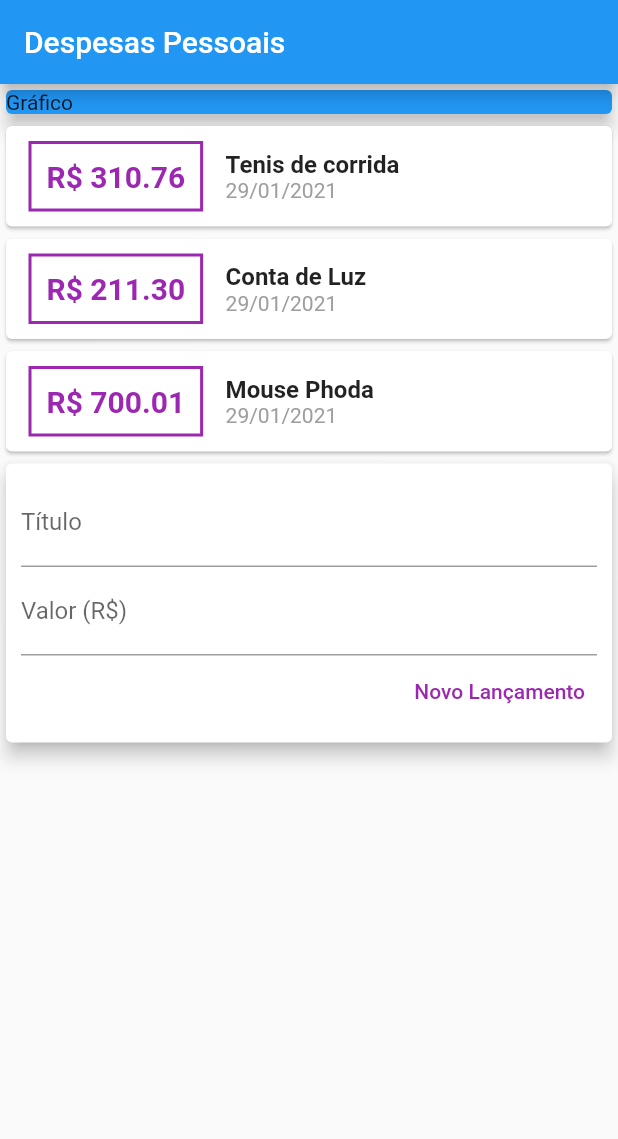
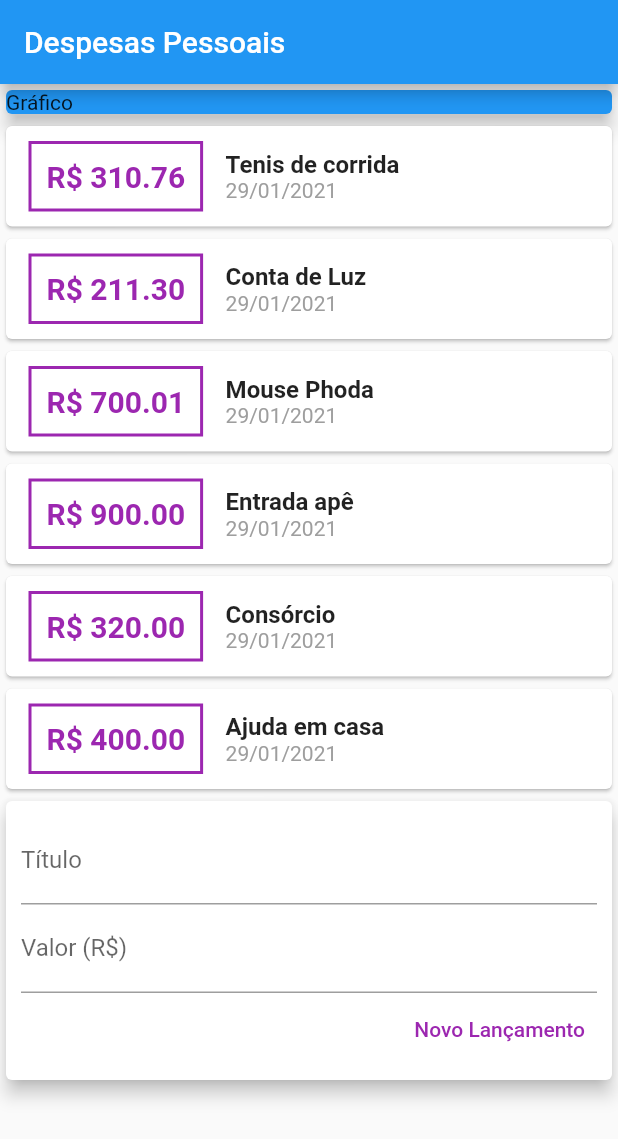
Before and after one commit to davidborelli/expenses, a Flutter app: the screen it shows after launch, on a phone screen of 412 x 824 dp. Shown: the top 1139 px of the screen. Run offline on Flutter 3.47's test engine with Material 2 defaults, Android fonts, the phone set to English and light mode, and no system bars.

```diff
--- a/lib/components/transaction_user.dart
+++ b/lib/components/transaction_user.dart
@@ -29,6 +29,24 @@ class _TransactionUserState extends State<TransactionUser> {
       value: 700.01,
       date: DateTime.now(),
     ),
+    Transaction(
+      id: 't4',
+      title: 'Entrada apê',
+      value: 900.00,
+      date: DateTime.now(),
+    ),
+    Transaction(
+      id: 't5',
+      title: 'Consórcio',
+      value: 320.00,
+      date: DateTime.now(),
+    ),
+    Transaction(
+      id: 't6',
+      title: 'Ajuda em casa',
+      value: 400.00,
+      date: DateTime.now(),
+    ),
   ];
 
   _addTransaction(String title, double value) {
--- a/lib/main.dart
+++ b/lib/main.dart
@@ -19,7 +19,8 @@ class MyHomePage extends StatelessWidget {
       appBar: AppBar(
         title: Text('Despesas Pessoais'),
       ),
-      body: Column(
+      body: SingleChildScrollView(
+        child: Column(
           crossAxisAlignment: CrossAxisAlignment.stretch,
           children: [
             Container(
@@ -32,6 +33,7 @@ class MyHomePage extends StatelessWidget {
             TransactionUser(),
           ],
         ),
+      ),
     );
   }
 }
```
Lines whose indentation alone changed are shown as unchanged.
